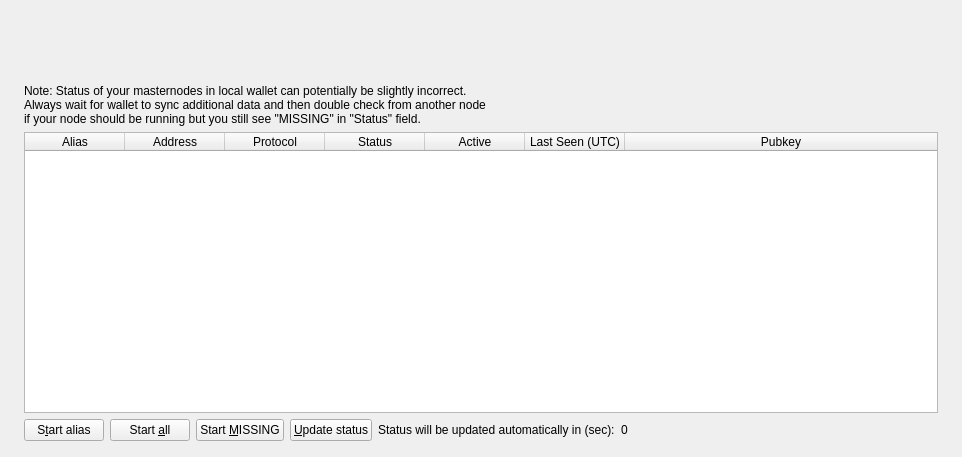
ballastcoin/ballast, file src/qt/forms/masternodelist.ui: the form before one commit.
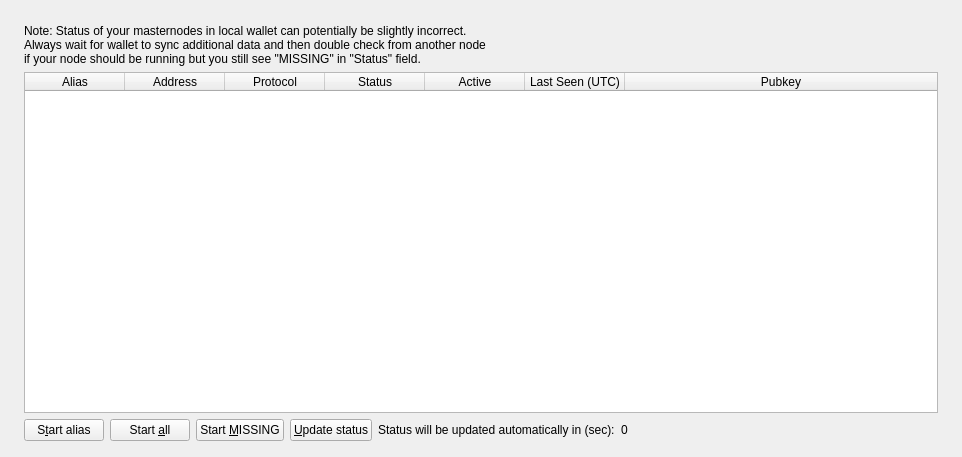
The form after the commit.

What changed in the file:
```diff
--- a/src/qt/forms/masternodelist.ui
+++ b/src/qt/forms/masternodelist.ui
@@ -46,37 +46,6 @@
         <property name="bottomMargin">
          <number>0</number>
         </property>
-        <item>
-         <layout class="QHBoxLayout" name="horizontalLayout_Header" stretch="1,0">
-          <item>
-           <widget class="QLabel" name="labelOverviewHeaderRight">
-            <property name="minimumSize">
-             <size>
-              <width>464</width>
-              <height>60</height>
-             </size>
-            </property>
-            <property name="maximumSize">
-             <size>
-              <width>16777215</width>
-              <height>60</height>
-             </size>
-            </property>
-            <property name="font">
-             <font>
-              <pointsize>14</pointsize>
-             </font>
-            </property>
-            <property name="text">
-             <string/>
-            </property>
-            <property name="alignment">
-             <set>Qt::AlignRight|Qt::AlignTrailing|Qt::AlignVCenter</set>
-            </property>
-           </widget>
-          </item>
-         </layout>
-        </item>
        </layout>
       </widget>
      </item>
```
